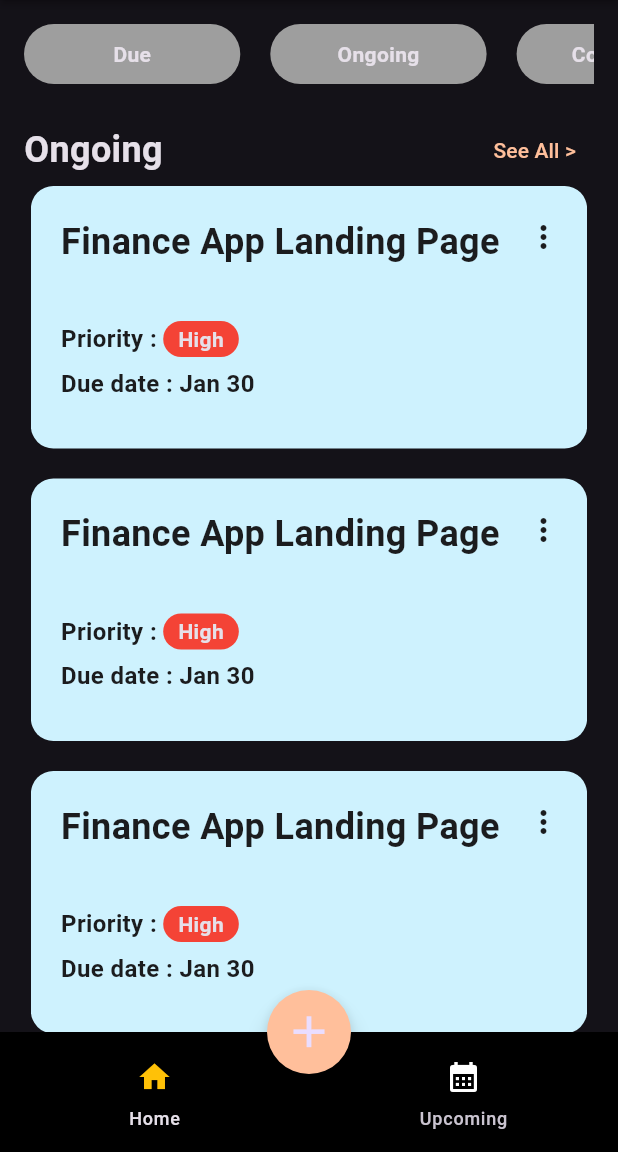
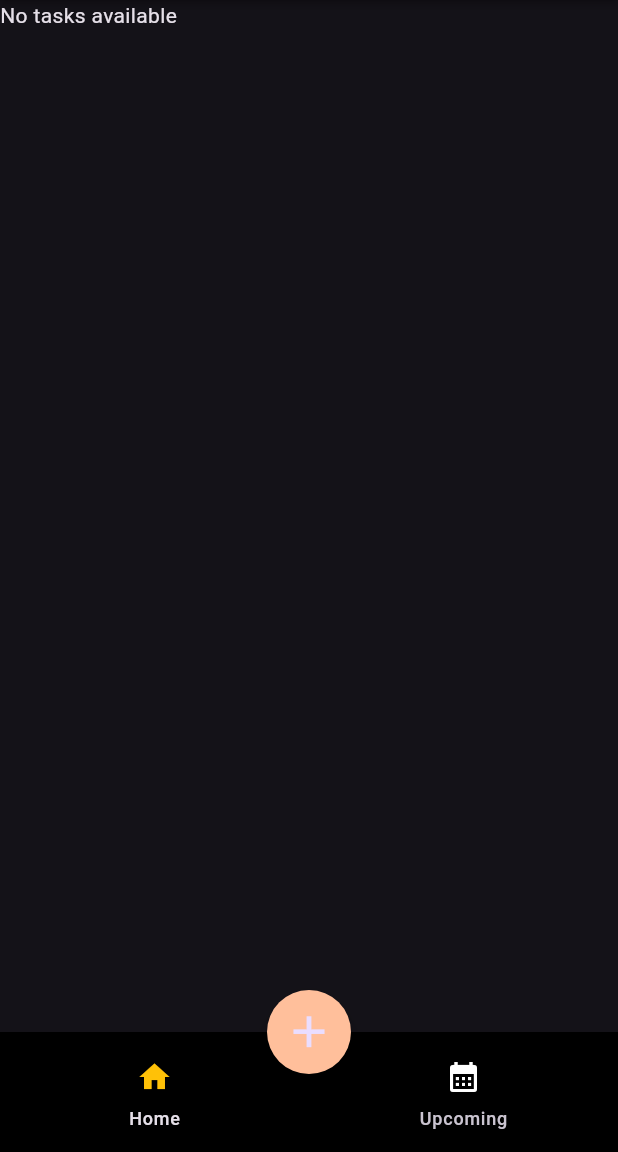
Before and after one commit to chimnayajith/todo-app-riverpod, a Flutter app: the screen it shows after launch, on a phone screen of 412 x 824 dp, the part 84-1236 px from its top. Run offline on Flutter 3.47's test engine with Material 3 defaults, Android fonts, the phone set to English and light mode, and no system bars; our stand-ins replace easy_date_timeline, flutter_riverpod, freezed_annotation, sqflite; accounts and stored records are empty.

Commit message:
implemented some of riverpod

```diff
--- a/lib/models/task.dart
+++ b/lib/models/task.dart
@@ -6,13 +6,13 @@ part 'task.g.dart';
 @freezed
 class Task with _$Task {
   const factory Task({
-    required int id,
+    required String id,
     required String title,
     required String description,
     required DateTime dueDate,
     required String priority,
-    required bool isCompleted,
-    required String cardColor,
+    required int isCompleted,
+    required int cardColor,
     required DateTime createdAt,
     required DateTime updatedAt,
   }) = _Task;
--- a/lib/providers/providers.dart
+++ b/lib/providers/providers.dart
@@ -1,5 +1,6 @@
-import 'package:flutter/material.dart';
 import 'package:flutter_riverpod/flutter_riverpod.dart';
+import 'package:todo_app/models/task.dart';
+import 'package:todo_app/repositories/task_repository.dart';
 
 final currentIndexProvider = StateProvider<int>((ref) {
   return 0;
@@ -13,6 +14,12 @@ final priorityProvider = AutoDisposeStateProvider<String>((ref) {
   return "low";
 });
 
-final colorProvider = AutoDisposeStateProvider<Color>((ref) {
-  return Color.fromARGB(255, 206, 242, 254);
+final colorProvider = AutoDisposeStateProvider<int>((ref) {
+  return 0xFFCEF2FE;
 });
+
+final allTasksProvider = FutureProvider<List<Task>>((ref) async {
+  TaskRepository taskRepository = TaskRepository();
+  List<Task> todo = await taskRepository.getAllTasks();
+  return todo;
+});
--- a/lib/screens/home_screen.dart
+++ b/lib/screens/home_screen.dart
@@ -54,7 +54,7 @@ class _HomeScreenState extends State<HomeScreen> {
               changeCurrentIndex(ref, value);
             },
             controller: pageController,
-            children: const [TaskList(), UpcomingScreen()],
+            children: [TaskList(), UpcomingScreen()],
           ),
           floatingActionButton: FloatingActionButton(
             shape: const CircleBorder(side: BorderSide.none),
--- a/lib/screens/task_lists.dart
+++ b/lib/screens/task_lists.dart
@@ -1,12 +1,32 @@
 import 'package:flutter/material.dart';
+import 'package:flutter_riverpod/flutter_riverpod.dart';
+import 'package:todo_app/models/task.dart';
+import 'package:todo_app/providers/providers.dart';
 import 'package:todo_app/widgets/task_card.dart';
 import 'package:todo_app/widgets/todo_stats.dart';
 
-class TaskList extends StatelessWidget {
+class TaskList extends ConsumerWidget {
   const TaskList({super.key});
 
   @override
-  Widget build(BuildContext context) {
+  Widget build(BuildContext context, WidgetRef ref) {
+    AsyncValue<List<Task>> tasks = ref.watch(allTasksProvider);
+
+    return tasks.when(
+      loading: () => const CircularProgressIndicator(),
+      error: (error, stack) => Text('Error: $error'),
+      data: (tasks) {
+        if (tasks.isEmpty) {
+          return const Text('No tasks available');
+        } else {
+          return buildTaskList(tasks);
+        }
+      },
+    );
+  }
+}
+
+Widget buildTaskList(List<Task> tasks) {
   return Padding(
     padding: const EdgeInsets.only(left: 16, right: 16, top: 16),
     child: Column(
@@ -44,25 +64,16 @@ class TaskList extends StatelessWidget {
             )
           ],
         ),
-          const Expanded(
-            child: SingleChildScrollView(
-              physics: BouncingScrollPhysics(),
-              child: Column(
-                children: [
-                  TaskCard(),
-                  SizedBox(height: 20),
-                  TaskCard(),
-                  SizedBox(height: 20),
-                  TaskCard(),
-                  SizedBox(height: 20),
-                  TaskCard(),
-                  SizedBox(height: 70),
-                ],
-              ),
-            ),
-          )
+        Expanded(
+            child: ListView.separated(
+                itemCount: tasks.length,
+                itemBuilder: (context, index) {
+                  Task task = tasks[index];
+                  return TaskCard(task: task);
+                },
+                separatorBuilder: (context, index) =>
+                    const SizedBox(height: 20)))
       ],
     ),
   );
 }
-}
--- a/lib/widgets/task_card.dart
+++ b/lib/widgets/task_card.dart
@@ -1,23 +1,30 @@
 import 'package:flutter/material.dart';
+import 'package:intl/intl.dart';
 
 class TaskCard extends StatelessWidget {
-  const TaskCard({super.key});
+  const TaskCard({super.key, this.task});
 
+  final dynamic task;
   @override
   Widget build(BuildContext context) {
+    final priorityColors = {
+      "low": const Color.fromARGB(255, 63, 161, 75),
+      "medium": const Color.fromARGB(255, 253, 140, 0),
+      "high": const Color.fromARGB(255, 220, 0, 0)
+    };
     return Container(
       width: MediaQuery.of(context).size.width * 0.9,
       height: 175,
       decoration: BoxDecoration(
           borderRadius: BorderRadius.circular(15),
-          color: Color.fromARGB(255, 206, 242, 254)),
+          color: Color(task.cardColor)),
       child: Stack(
         children: [
-          const Positioned(
+          Positioned(
               top: 20,
               left: 20,
-              child: Text("Finance App Landing Page",
-                  style: TextStyle(
+              child: Text(task.title,
+                  style: const TextStyle(
                       fontWeight: FontWeight.bold,
                       fontSize: 24,
                       color: Color.fromARGB(255, 27, 28, 30)))),
@@ -27,7 +34,7 @@ class TaskCard extends StatelessWidget {
             width: double.maxFinite,
             child: Row(
               children: [
-                Text(
+                const Text(
                   "Priority : ",
                   style: TextStyle(
                       color: Color.fromARGB(255, 27, 28, 30),
@@ -39,9 +46,9 @@ class TaskCard extends StatelessWidget {
                       const EdgeInsets.symmetric(horizontal: 10, vertical: 2),
                   decoration: BoxDecoration(
                       borderRadius: BorderRadius.circular(20),
-                      color: Colors.red),
-                  child: const Text(
-                    "High",
+                      color: priorityColors[task.priority]),
+                  child: Text(
+                    "${task.priority[0].toUpperCase()}${task.priority.substring(1).toLowerCase()}",
                     style: TextStyle(fontWeight: FontWeight.bold),
                   ),
                 ),
@@ -54,7 +61,7 @@ class TaskCard extends StatelessWidget {
             width: double.maxFinite,
             child: Row(
               children: [
-                Text(
+                const Text(
                   "Due date : ",
                   style: TextStyle(
                       color: Color.fromARGB(255, 27, 28, 30),
@@ -62,8 +69,8 @@ class TaskCard extends StatelessWidget {
                       fontSize: 16),
                 ),
                 Text(
-                  "Jan 30",
-                  style: TextStyle(
+                  DateFormat('dd MMM').format(task.dueDate),
+                  style: const TextStyle(
                       color: Color.fromARGB(255, 27, 28, 30),
                       fontWeight: FontWeight.bold,
                       fontSize: 16),
@@ -71,42 +78,11 @@ class TaskCard extends StatelessWidget {
               ],
             ),
           ),
-          // Positioned(
-          //     bottom: 20,
-          //     left: 20,
-          //     child: Row(
-          //       mainAxisAlignment: MainAxisAlignment.spaceBetween,
-          //       children: [
-          //         Container(
-          //           // height: 30,
-          //           // width: 50,
-          //           padding: const EdgeInsets.symmetric(
-          //               horizontal: 10, vertical: 2),
-          //           decoration: BoxDecoration(
-          //               borderRadius: BorderRadius.circular(20),
-          //               color: Colors.red),
-          //           child: const Text(
-          //             "High",
-          //             style: TextStyle(fontWeight: FontWeight.bold),
-          //           ),
-          //         ),
-          //         SizedBox(
-          //           width: 170,
-          //         ),
-          //         const Text(
-          //           "Due Date : Jan 30",
-          //           style: TextStyle(
-          //             color: Colors.black87,
-          //             fontWeight: FontWeight.bold,
-          //           ),
-          //         )
-          //       ],
-          //     )),
           Positioned(
               top: 10,
               right: 5,
               child: IconButton(
-                icon: Icon(Icons.more_vert,
+                icon: const Icon(Icons.more_vert,
                     color: Color.fromARGB(255, 27, 28, 30)),
                 onPressed: () {},
               ))
--- a/pubspec.yaml
+++ b/pubspec.yaml
@@ -45,6 +45,9 @@ dependencies:
   json_annotation: ^4.8.1
   flutter_hooks: ^0.20.4
   intl: ^0.19.0
+  sqflite: ^2.3.2
+  path: ^1.8.3
+  uuid: ^4.3.3
 
 dev_dependencies:
   flutter_test:
```
Also changed, not shown: lib/repositories/helper.dart (added, +38 -0 lines), lib/repositories/task_repository.dart (added, +23 -0 lines), lib/screens/add_task_screen.dart (+20 -3 lines), lib/widgets/color_picker.dart (+6 -7 lines), lib/models/task.freezed.dart, lib/models/task.g.dart, pubspec.lock, 1 other file. Lines whose indentation alone changed are shown as unchanged.
